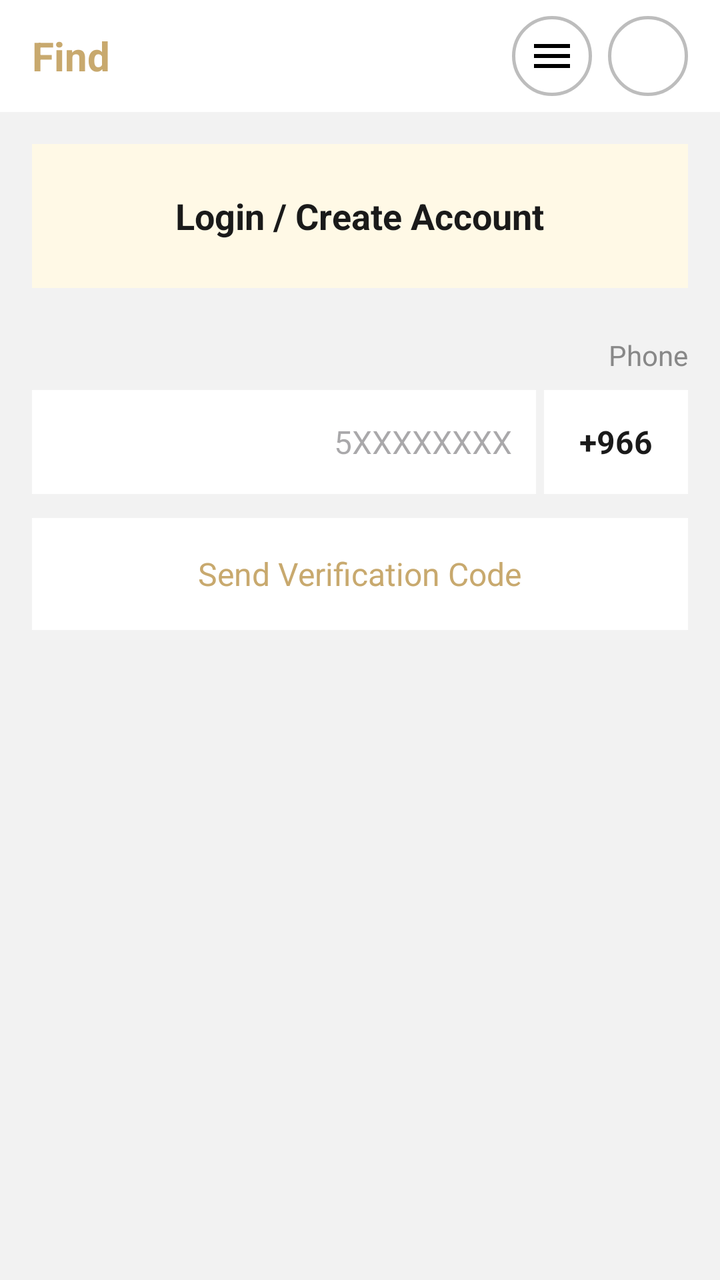
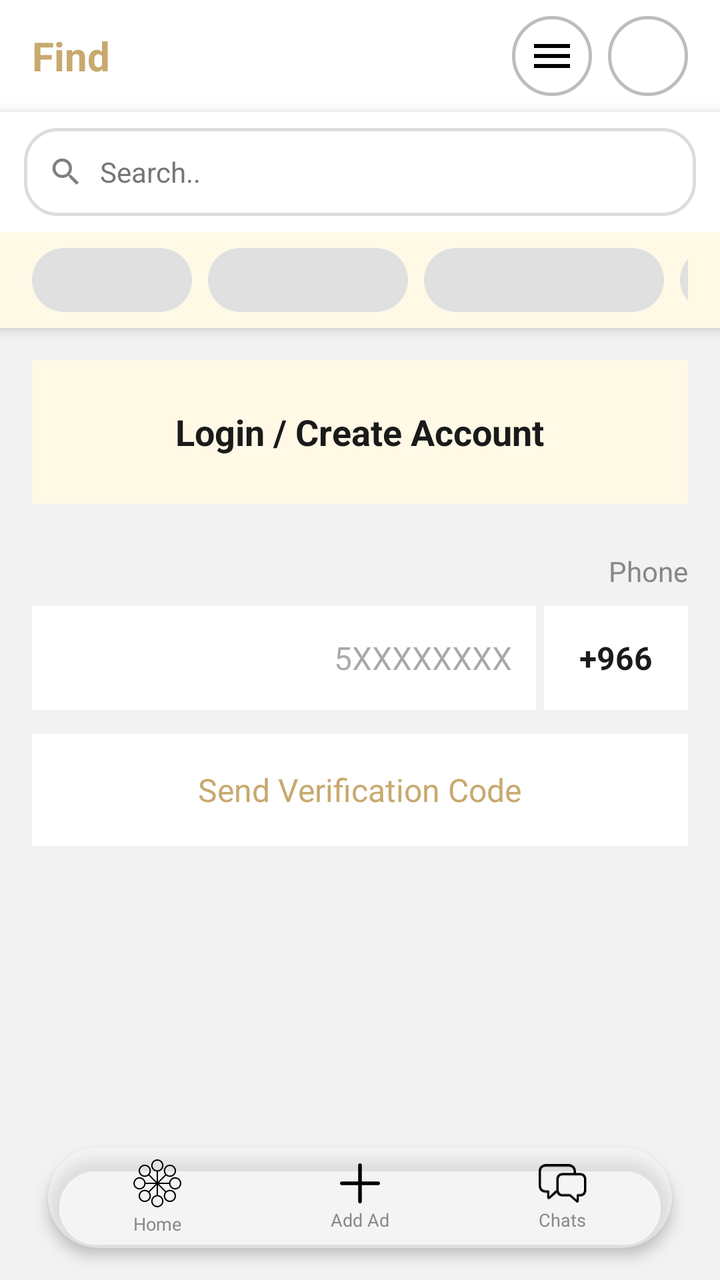

Two renders of the same Android screen: before a commit and after it. Below are the layout's source before the change and the commit's diff.
<!-- AndroidManifest.xml: application theme Theme.MyApplication -->
<!-- res/layout/activity_phone_auth.xml -->
<?xml version="1.0" encoding="utf-8"?>
<LinearLayout xmlns:android="http://schemas.android.com/apk/res/android"
    android:layout_width="match_parent"
    android:layout_height="match_parent"
    android:orientation="vertical"
    android:background="@color/bg_screen"
    android:layoutDirection="locale">

    
    <LinearLayout
        android:layout_width="match_parent"
        android:layout_height="56dp"
        android:background="@color/surface_primary"
        android:gravity="center_vertical"
        android:paddingHorizontal="16dp"
        android:orientation="horizontal">

        <TextView
            android:layout_width="0dp"
            android:layout_height="wrap_content"
            android:layout_weight="1"
            android:text="@string/app_name_ar"
            android:textSize="20sp"
            android:textStyle="bold"
            android:textColor="@color/find_primary" />

        <ImageButton
            android:layout_width="40dp"
            android:layout_height="40dp"
            android:src="@drawable/ic_menu_black"
            android:background="@drawable/bg_menu_circle"
            android:layout_marginEnd="8dp"
            android:contentDescription="menu" />

        <ImageButton
            android:layout_width="40dp"
            android:layout_height="40dp"
            android:src="@drawable/ic_chevron_left"
            android:background="@drawable/bg_menu_circle"
            android:contentDescription="back"
            android:onClick="finish" />
    </LinearLayout>

    
    <LinearLayout
        android:layout_width="match_parent"
        android:layout_height="72dp"
        android:background="@color/surface_tabs"
        android:gravity="center"
        android:layout_marginTop="16dp"
        android:layout_marginHorizontal="16dp">

        <TextView
            android:layout_width="wrap_content"
            android:layout_height="wrap_content"
            android:text="@string/login_create_account"
            android:textSize="18sp"
            android:textStyle="bold"
            android:textColor="@color/text_primary" />
    </LinearLayout>

    
    <LinearLayout
        android:id="@+id/layoutPhone"
        android:layout_width="match_parent"
        android:layout_height="wrap_content"
        android:orientation="vertical"
        android:layout_marginTop="24dp"
        android:layout_marginHorizontal="16dp">

        <TextView
            android:layout_width="wrap_content"
            android:layout_height="wrap_content"
            android:text="@string/profile_phone"
            android:textSize="14sp"
            android:textColor="@color/text_secondary"
            android:layout_gravity="end"
            android:layout_marginBottom="8dp" />

        
        <LinearLayout
            android:layout_width="match_parent"
            android:layout_height="52dp"
            android:orientation="horizontal">

            
            <EditText
                android:id="@+id/etPhone"
                android:layout_width="0dp"
                android:layout_height="match_parent"
                android:layout_weight="1"
                android:background="@color/surface_primary"
                android:gravity="end|center_vertical"
                android:hint="@string/str_5xxxxxxxx"
                android:textSize="16sp"
                android:paddingHorizontal="12dp"
                android:inputType="phone" />

            
            <EditText
                android:id="@+id/etCountryCode"
                android:layout_width="72dp"
                android:layout_height="match_parent"
                android:text="@string/str_966"
                android:textSize="16sp"
                android:textStyle="bold"
                android:gravity="center"
                android:background="@color/surface_primary"
                android:inputType="phone"
                android:maxLength="5"
                android:layout_marginStart="4dp" />
        </LinearLayout>

        
        <LinearLayout
            android:layout_width="match_parent"
            android:layout_height="56dp"
            android:background="@color/surface_primary"
            android:gravity="center"
            android:layout_marginTop="12dp">

            <ProgressBar
                android:id="@+id/progressPhone"
                android:layout_width="24dp"
                android:layout_height="24dp"
                android:layout_marginEnd="8dp"
                android:visibility="gone" />

            <TextView
                android:id="@+id/btnSendOtp"
                android:layout_width="wrap_content"
                android:layout_height="wrap_content"
                android:text="@string/send_otp"
                android:textSize="16sp"
                android:textColor="@color/find_primary"
                android:padding="8dp" />
        </LinearLayout>
    </LinearLayout>

    
    <LinearLayout
        android:id="@+id/layoutOtp"
        android:layout_width="match_parent"
        android:layout_height="wrap_content"
        android:orientation="vertical"
        android:layout_marginTop="24dp"
        android:layout_marginHorizontal="16dp"
        android:visibility="gone">

        <TextView
            android:id="@+id/tvOtpHint"
            android:layout_width="wrap_content"
            android:layout_height="wrap_content"
            android:text="@string/send_otp_to"
            android:textSize="14sp"
            android:textColor="@color/text_secondary"
            android:layout_gravity="center_horizontal"
            android:layout_marginBottom="12dp" />

        
        <EditText
            android:id="@+id/etOtp"
            android:layout_width="match_parent"
            android:layout_height="60dp"
            android:background="@color/surface_primary"
            android:gravity="center"
            android:hint="• • • • • •"
            android:textSize="22sp"
            android:inputType="numberPassword"
            android:maxLength="6"
            android:letterSpacing="0.5" />

        
        <TextView
            android:id="@+id/tvResend"
            android:layout_width="wrap_content"
            android:layout_height="wrap_content"
            android:text="@string/resend_after_60s"
            android:textSize="13sp"
            android:textColor="@color/find_primary"
            android:layout_gravity="center_horizontal"
            android:padding="8dp"
            android:layout_marginTop="8dp" />

        
        <LinearLayout
            android:layout_width="match_parent"
            android:layout_height="56dp"
            android:background="@color/surface_primary"
            android:gravity="center"
            android:layout_marginTop="12dp">

            <ProgressBar
                android:id="@+id/progressOtp"
                android:layout_width="24dp"
                android:layout_height="24dp"
                android:layout_marginEnd="8dp"
                android:visibility="gone" />

            <TextView
                android:id="@+id/btnVerifyOtp"
                android:layout_width="wrap_content"
                android:layout_height="wrap_content"
                android:text="@string/verify"
                android:textSize="16sp"
                android:textColor="@color/text_primary"
                android:padding="8dp" />
        </LinearLayout>

        
        <LinearLayout
            android:layout_width="match_parent"
            android:layout_height="56dp"
            android:background="@color/surface_primary"
            android:gravity="center"
            android:layout_marginTop="8dp">

            <TextView
                android:id="@+id/btnChangePhone"
                android:layout_width="wrap_content"
                android:layout_height="wrap_content"
                android:text="@string/change_number"
                android:textSize="15sp"
                android:textColor="@color/text_primary"
                android:padding="8dp" />
        </LinearLayout>
    </LinearLayout>

</LinearLayout>
<!-- resources referenced by this layout -->
<resources>
  <!-- unchanged entries left out for length: 22 -->
</resources>

<!-- the commit's change to res/layout/activity_phone_auth.xml (unified diff, before → after) -->
@@ -42,188 +42,400 @@
     </LinearLayout>
 
     
+    <include layout="@layout/layout_home_header" />
+
+    
+    <ScrollView
+        android:layout_width="match_parent"
+        android:layout_height="0dp"
+        android:layout_weight="1"
+        android:fillViewport="true">
+
+        <LinearLayout
+            android:layout_width="match_parent"
+            android:layout_height="wrap_content"
+            android:orientation="vertical">
+
+            
+            <LinearLayout
+                android:layout_width="match_parent"
+                android:layout_height="72dp"
+                android:background="@color/surface_tabs"
+                android:gravity="center"
+                android:layout_marginTop="16dp"
+                android:layout_marginHorizontal="16dp">
+
+                <TextView
+                    android:layout_width="wrap_content"
+                    android:layout_height="wrap_content"
+                    android:text="@string/login_create_account"
+                    android:textSize="18sp"
+                    android:textStyle="bold"
+                    android:textColor="@color/text_primary" />
+            </LinearLayout>
+
+            
+            <LinearLayout
+                android:id="@+id/layoutPhone"
+                android:layout_width="match_parent"
+                android:layout_height="wrap_content"
+                android:orientation="vertical"
+                android:layout_marginTop="24dp"
+                android:layout_marginHorizontal="16dp">
+
+                <TextView
+                    android:layout_width="wrap_content"
+                    android:layout_height="wrap_content"
+                    android:text="@string/profile_phone"
+                    android:textSize="14sp"
+                    android:textColor="@color/text_secondary"
+                    android:layout_gravity="end"
+                    android:layout_marginBottom="8dp" />
+
+                
+                <LinearLayout
+                    android:layout_width="match_parent"
+                    android:layout_height="52dp"
+                    android:orientation="horizontal">
+
+                    
+                    <EditText
+                        android:id="@+id/etPhone"
+                        android:layout_width="0dp"
+                        android:layout_height="match_parent"
+                        android:layout_weight="1"
+                        android:background="@color/surface_primary"
+                        android:gravity="end|center_vertical"
+                        android:hint="@string/str_5xxxxxxxx"
+                        android:textSize="16sp"
+                        android:paddingHorizontal="12dp"
+                        android:inputType="phone" />
+
+                    
+                    <EditText
+                        android:id="@+id/etCountryCode"
+                        android:layout_width="72dp"
+                        android:layout_height="match_parent"
+                        android:text="@string/str_966"
+                        android:textSize="16sp"
+                        android:textStyle="bold"
+                        android:gravity="center"
+                        android:background="@color/surface_primary"
+                        android:inputType="phone"
+                        android:maxLength="5"
+                        android:layout_marginStart="4dp" />
+                </LinearLayout>
+
+                
+                <LinearLayout
+                    android:layout_width="match_parent"
+                    android:layout_height="56dp"
+                    android:background="@color/surface_primary"
+                    android:gravity="center"
+                    android:layout_marginTop="12dp">
+
+                    <ProgressBar
+                        android:id="@+id/progressPhone"
+                        android:layout_width="24dp"
+                        android:layout_height="24dp"
+                        android:layout_marginEnd="8dp"
+                        android:visibility="gone" />
+
+                    <TextView
+                        android:id="@+id/btnSendOtp"
+                        android:layout_width="wrap_content"
+                        android:layout_height="wrap_content"
+                        android:text="@string/send_otp"
+                        android:textSize="16sp"
+                        android:textColor="@color/find_primary"
+                        android:padding="8dp" />
+                </LinearLayout>
+            </LinearLayout>
+
+            
+            <LinearLayout
+                android:id="@+id/layoutOtp"
+                android:layout_width="match_parent"
+                android:layout_height="wrap_content"
+                android:orientation="vertical"
+                android:layout_marginTop="24dp"
+                android:layout_marginHorizontal="16dp"
+                android:visibility="gone">
+
+                <TextView
+                    android:id="@+id/tvOtpHint"
+                    android:layout_width="wrap_content"
+                    android:layout_height="wrap_content"
+                    android:text="@string/send_otp_to"
+                    android:textSize="14sp"
+                    android:textColor="@color/text_secondary"
+                    android:layout_gravity="center_horizontal"
+                    android:layout_marginBottom="12dp" />
+
+                
+                <EditText
+                    android:id="@+id/etOtp"
+                    android:layout_width="match_parent"
+                    android:layout_height="60dp"
+                    android:background="@color/surface_primary"
+                    android:gravity="center"
+                    android:hint="• • • • • •"
+                    android:textSize="22sp"
+                    android:inputType="numberPassword"
+                    android:maxLength="6"
+                    android:letterSpacing="0.5" />
+
+                
+                <TextView
+                    android:id="@+id/tvResend"
+                    android:layout_width="wrap_content"
+                    android:layout_height="wrap_content"
+                    android:text="@string/resend_after_60s"
+                    android:textSize="13sp"
+                    android:textColor="@color/find_primary"
+                    android:layout_gravity="center_horizontal"
+                    android:padding="8dp"
+                    android:layout_marginTop="8dp" />
+
+                
+                <LinearLayout
+                    android:layout_width="match_parent"
+                    android:layout_height="56dp"
+                    android:background="@color/surface_primary"
+                    android:gravity="center"
+                    android:layout_marginTop="12dp">
+
+                    <ProgressBar
+                        android:id="@+id/progressOtp"
+                        android:layout_width="24dp"
+                        android:layout_height="24dp"
+                        android:layout_marginEnd="8dp"
+                        android:visibility="gone" />
+
+                    <TextView
+                        android:id="@+id/btnVerifyOtp"
+                        android:layout_width="wrap_content"
+                        android:layout_height="wrap_content"
+                        android:text="@string/verify"
+                        android:textSize="16sp"
+                        android:textColor="@color/text_primary"
+                        android:padding="8dp" />
+                </LinearLayout>
+
+                
+                <LinearLayout
+                    android:layout_width="match_parent"
+                    android:layout_height="56dp"
+                    android:background="@color/surface_primary"
+                    android:gravity="center"
+                    android:layout_marginTop="8dp">
+
+                    <TextView
+                        android:id="@+id/btnChangePhone"
+                        android:layout_width="wrap_content"
+                        android:layout_height="wrap_content"
+                        android:text="@string/change_number"
+                        android:textSize="15sp"
+                        android:textColor="@color/text_primary"
+                        android:padding="8dp" />
+                </LinearLayout>
+            </LinearLayout>
+
+        </LinearLayout>
+    </ScrollView>
+
+    
+    <include
+        android:id="@+id/cvBottomNav"
+        layout="@layout/layout_bottom_nav"
+        android:layout_width="match_parent"
+        android:layout_height="wrap_content"
+        android:layout_marginHorizontal="24dp"
+        android:layout_marginBottom="16dp" />
+
+</LinearLayout>
+<!-- res/layout/layout_home_header.xml (included above) -->
+<?xml version="1.0" encoding="utf-8"?>
+<LinearLayout
+    xmlns:android="http://schemas.android.com/apk/res/android"
+    android:id="@+id/llHomeHeader"
+    android:layout_width="match_parent"
+    android:layout_height="wrap_content"
+    android:orientation="vertical"
+    android:background="@color/surface_primary"
+    android:elevation="4dp">
+
+    
     <LinearLayout
-        android:layout_width="match_parent"
-        android:layout_height="72dp"
+        android:id="@+id/llHomeSearchContainer"
+        android:layout_width="match_parent"
+        android:layout_height="44dp"
+        android:layout_marginHorizontal="12dp"
+        android:layout_marginTop="8dp"
+        android:layout_marginBottom="8dp"
+        android:background="@drawable/bg_search_bar"
+        android:gravity="center_vertical"
+        android:orientation="horizontal"
+        android:layoutDirection="locale"
+        android:paddingHorizontal="12dp"
+        android:clickable="true"
+        android:focusable="true">
+
+        
+        <ImageView
+            android:layout_width="18dp"
+            android:layout_height="18dp"
+            android:src="@drawable/ic_search"
+            android:alpha="0.5"
+            android:importantForAccessibility="no" />
+
+        <TextView
+            android:id="@+id/tvHomeSearchHint"
+            android:layout_width="0dp"
+            android:layout_weight="1"
+            android:layout_height="match_parent"
+            android:gravity="start|center_vertical"
+            android:paddingHorizontal="8dp"
+            android:textSize="14sp"
+            android:text="@string/search_hint"
+            android:textColor="@color/find_gray_text" />
+    </LinearLayout>
+
+    
+    <androidx.recyclerview.widget.RecyclerView
+        android:id="@+id/rvHomeTopTabs"
+        android:layout_width="match_parent"
+        android:layout_height="48dp"
         android:background="@color/surface_tabs"
-        android:gravity="center"
-        android:layout_marginTop="16dp"
-        android:layout_marginHorizontal="16dp">
-
-        <TextView
-            android:layout_width="wrap_content"
-            android:layout_height="wrap_content"
-            android:text="@string/login_create_account"
-            android:textSize="18sp"
-            android:textStyle="bold"
-            android:textColor="@color/text_primary" />
+        android:orientation="horizontal"
+        android:visibility="gone"
+        app:layoutManager="androidx.recyclerview.widget.LinearLayoutManager"
+        xmlns:app="http://schemas.android.com/apk/res-auto" />
+
+    
+    <LinearLayout
+        android:id="@+id/llHomeTabShimmer"
+        android:layout_width="match_parent"
+        android:layout_height="48dp"
+        android:orientation="horizontal"
+        android:gravity="center_vertical"
+        android:paddingHorizontal="16dp"
+        android:background="@color/surface_tabs">
+
+        <View android:layout_width="80dp" android:layout_height="32dp"
+            android:layout_marginEnd="8dp" android:background="@drawable/bg_category_shimmer" />
+        <View android:layout_width="100dp" android:layout_height="32dp"
+            android:layout_marginEnd="8dp" android:background="@drawable/bg_category_shimmer" />
+        <View android:layout_width="120dp" android:layout_height="32dp"
+            android:layout_marginEnd="8dp" android:background="@drawable/bg_category_shimmer" />
+        <View android:layout_width="70dp" android:layout_height="32dp"
+            android:background="@drawable/bg_category_shimmer" />
     </LinearLayout>
 
-    
+</LinearLayout>
+<!-- res/layout/layout_bottom_nav.xml (included above) -->
+<?xml version="1.0" encoding="utf-8"?>
+<androidx.cardview.widget.CardView
+    xmlns:android="http://schemas.android.com/apk/res/android"
+    xmlns:app="http://schemas.android.com/apk/res-auto"
+    android:id="@+id/cvBottomNav"
+    android:layout_width="match_parent"
+    android:layout_height="60dp"
+    app:cardCornerRadius="30dp"
+    app:cardElevation="4dp"
+    app:cardBackgroundColor="@color/bottom_nav_bg">
+
     <LinearLayout
-        android:id="@+id/layoutPhone"
-        android:layout_width="match_parent"
-        android:layout_height="wrap_content"
-        android:orientation="vertical"
-        android:layout_marginTop="24dp"
-        android:layout_marginHorizontal="16dp">
-
-        <TextView
-            android:layout_width="wrap_content"
-            android:layout_height="wrap_content"
-            android:text="@string/profile_phone"
-            android:textSize="14sp"
-            android:textColor="@color/text_secondary"
-            android:layout_gravity="end"
-            android:layout_marginBottom="8dp" />
+        android:layout_width="match_parent"
+        android:layout_height="match_parent"
+        android:orientation="horizontal"
+        android:layoutDirection="locale"
+        android:gravity="center_vertical"
+        android:paddingHorizontal="4dp">
 
         
         <LinearLayout
-            android:layout_width="match_parent"
-            android:layout_height="52dp"
-            android:orientation="horizontal">
-
-            
-            <EditText
-                android:id="@+id/etPhone"
-                android:layout_width="0dp"
-                android:layout_height="match_parent"
-                android:layout_weight="1"
-                android:background="@color/surface_primary"
-                android:gravity="end|center_vertical"
-                android:hint="@string/str_5xxxxxxxx"
-                android:textSize="16sp"
-                android:paddingHorizontal="12dp"
-                android:inputType="phone" />
-
-            
-            <EditText
-                android:id="@+id/etCountryCode"
-                android:layout_width="72dp"
-                android:layout_height="match_parent"
-                android:text="@string/str_966"
-                android:textSize="16sp"
-                android:textStyle="bold"
-                android:gravity="center"
-                android:background="@color/surface_primary"
-                android:inputType="phone"
-                android:maxLength="5"
-                android:layout_marginStart="4dp" />
+            android:id="@+id/navHome"
+            android:layout_width="0dp"
+            android:layout_weight="1"
+            android:layout_height="match_parent"
+            android:orientation="vertical"
+            android:gravity="center"
+            android:paddingVertical="6dp">
+
+            <ImageView
+                android:id="@+id/ivNavHome"
+                android:layout_width="24dp"
+                android:layout_height="24dp"
+                android:src="@drawable/ic_nav_home"
+                android:scaleType="fitCenter"
+                android:contentDescription="الرئيسية" />
+
+            <TextView
+                android:id="@+id/tvNavHome"
+                android:layout_width="wrap_content"
+                android:layout_height="wrap_content"
+                android:layout_marginTop="2dp"
+                android:text="@string/nav_home"
+                android:textSize="9sp"
+                android:textColor="@color/text_secondary" />
         </LinearLayout>
 
         
         <LinearLayout
-            android:layout_width="match_parent"
-            android:layout_height="56dp"
-            android:background="@color/surface_primary"
+            android:id="@+id/navAdd"
+            android:layout_width="0dp"
+            android:layout_weight="1"
+            android:layout_height="match_parent"
+            android:orientation="vertical"
             android:gravity="center"
-            android:layout_marginTop="12dp">
-
-            <ProgressBar
-                android:id="@+id/progressPhone"
-                android:layout_width="24dp"
-                android:layout_height="24dp"
-                android:layout_marginEnd="8dp"
-                android:visibility="gone" />
+            android:paddingVertical="6dp">
+
+            <ImageView
+                android:id="@+id/ivNavAdd"
+                android:layout_width="20dp"
+                android:layout_height="20dp"
+                android:src="@drawable/ic_nav_add"
+                android:scaleType="fitCenter"
+                android:contentDescription="أضف إعلان" />
 
             <TextView
-                android:id="@+id/btnSendOtp"
+                android:id="@+id/tvNavAdd"
                 android:layout_width="wrap_content"
                 android:layout_height="wrap_content"
-                android:text="@string/send_otp"
-                android:textSize="16sp"
-                android:textColor="@color/find_primary"
-                android:padding="8dp" />
+                android:layout_marginTop="2dp"
+                android:text="@string/nav_add_ad"
+                android:textSize="9sp"
+                android:textColor="@color/text_secondary" />
         </LinearLayout>
-    </LinearLayout>
-
-    
-    <LinearLayout
-        android:id="@+id/layoutOtp"
-        android:layout_width="match_parent"
-        android:layout_height="wrap_content"
-        android:orientation="vertical"
-        android:layout_marginTop="24dp"
-        android:layout_marginHorizontal="16dp"
-        android:visibility="gone">
-
-        <TextView
-            android:id="@+id/tvOtpHint"
-            android:layout_width="wrap_content"
-            android:layout_height="wrap_content"
-            android:text="@string/send_otp_to"
-            android:textSize="14sp"
-            android:textColor="@color/text_secondary"
-            android:layout_gravity="center_horizontal"
-            android:layout_marginBottom="12dp" />
-
-        
-        <EditText
-            android:id="@+id/etOtp"
-            android:layout_width="match_parent"
-            android:layout_height="60dp"
-            android:background="@color/surface_primary"
-            android:gravity="center"
-            android:hint="• • • • • •"
-            android:textSize="22sp"
-            android:inputType="numberPassword"
-            android:maxLength="6"
-            android:letterSpacing="0.5" />
-
-        
-        <TextView
-            android:id="@+id/tvResend"
-            android:layout_width="wrap_content"
-            android:layout_height="wrap_content"
-            android:text="@string/resend_after_60s"
-            android:textSize="13sp"
-            android:textColor="@color/find_primary"
-            android:layout_gravity="center_horizontal"
-            android:padding="8dp"
-            android:layout_marginTop="8dp" />
 
         
         <LinearLayout
-            android:layout_width="match_parent"
-            android:layout_height="56dp"
-            android:background="@color/surface_primary"
+            android:id="@+id/navChat"
+            android:layout_width="0dp"
+            android:layout_weight="1"
+            android:layout_height="match_parent"
+            android:orientation="vertical"
             android:gravity="center"
-            android:layout_marginTop="12dp">
-
-            <ProgressBar
-                android:id="@+id/progressOtp"
+            android:paddingVertical="6dp">
+
+            <ImageView
+                android:id="@+id/ivNavChat"
                 android:layout_width="24dp"
-                android:layout_height="24dp"
-                android:layout_marginEnd="8dp"
-                android:visibility="gone" />
+                android:layout_height="20dp"
+                android:src="@drawable/ic_nav_chat"
+                android:scaleType="fitCenter"
+                android:contentDescription="المحادثات" />
 
             <TextView
-                android:id="@+id/btnVerifyOtp"
+                android:id="@+id/tvNavChat"
                 android:layout_width="wrap_content"
                 android:layout_height="wrap_content"
-                android:text="@string/verify"
-                android:textSize="16sp"
-                android:textColor="@color/text_primary"
-                android:padding="8dp" />
+                android:layout_marginTop="2dp"
+                android:text="@string/nav_chats"
+                android:textSize="9sp"
+                android:textColor="@color/text_secondary" />
         </LinearLayout>
 
-        
-        <LinearLayout
-            android:layout_width="match_parent"
-            android:layout_height="56dp"
-            android:background="@color/surface_primary"
-            android:gravity="center"
-            android:layout_marginTop="8dp">
-
-            <TextView
-                android:id="@+id/btnChangePhone"
-                android:layout_width="wrap_content"
-                android:layout_height="wrap_content"
-                android:text="@string/change_number"
-                android:textSize="15sp"
-                android:textColor="@color/text_primary"
-                android:padding="8dp" />
-        </LinearLayout>
     </LinearLayout>
-
-</LinearLayout>
+</androidx.cardview.widget.CardView>
<!-- resource entries referenced after the edit -->
@@ -1,5 +1,61 @@
 <!-- resources referenced by this layout -->
 <resources>
+  <color name="bottom_nav_bg">#80FFFFFF</color>
+  <color name="find_gray_text">#757575</color>
+  <!-- drawable bg_category_shimmer (drawable) -->
+  <?xml version="1.0" encoding="utf-8"?>
+  <shape xmlns:android="http://schemas.android.com/apk/res/android">
+      <solid android:color="#E0E0E0" />
+      <corners android:radius="16dp" />
+  </shape>
+  <!-- drawable bg_search_bar (drawable) -->
+  <?xml version="1.0" encoding="utf-8"?>
+  <shape xmlns:android="http://schemas.android.com/apk/res/android">
+      <solid android:color="@android:color/transparent" />
+      <stroke android:width="1.5dp" android:color="@color/stroke_field" />
+      <corners android:radius="16dp" />
+  </shape>
+  <!-- drawable ic_nav_add (drawable) -->
+  <?xml version="1.0" encoding="utf-8"?>
+  <vector xmlns:android="http://schemas.android.com/apk/res/android"
+      android:width="31dp"
+      android:height="31dp"
+      android:viewportWidth="31"
+      android:viewportHeight="31">
+      <path
+          android:fillColor="#000000"
+          android:pathData="M16.9359 29.5568V1.44323C16.9359 0.66271 16.2879 0 15.4927 0C14.7121 0 14.0642 0.66271 14.0642 1.44323V29.5568C14.0642 30.3374 14.7121 31 15.4927 31C16.2879 31 16.9359 30.3374 16.9359 29.5568ZM1.44323 16.9359H29.5568C30.3374 16.9359 31 16.2879 31 15.5074C31 14.7121 30.3374 14.0642 29.5568 14.0642H1.44323C0.66271 14.0642 0 14.7121 0 15.5074C0 16.2879 0.66271 16.9359 1.44323 16.9359Z" />
+  </vector>
+  <!-- drawable ic_nav_chat (drawable) -->
+  <?xml version="1.0" encoding="utf-8"?>
+  <vector xmlns:android="http://schemas.android.com/apk/res/android"
+      android:width="39dp"
+      android:height="31dp"
+      android:viewportWidth="39"
+      android:viewportHeight="31">
+      <path
+          android:fillColor="#000000"
+          android:pathData="M30.3118 6.06336V7.06319H28.4071V6.07412C28.4071 3.39721 26.9761 1.91362 24.2322 1.91362H6.07957C3.3034 1.91362 1.90457 3.39721 1.90457 6.07412V17.0183C1.90457 19.6952 3.3034 21.1788 6.07957 21.1788H7.75818C8.4038 21.1788 8.65128 21.426 8.65128 22.0817V26.1241L13.1814 21.7808C13.5701 21.3748 13.8791 21.2296 14.3528 21.1909C14.3946 21.8954 14.5199 22.5278 14.7279 23.0842L9.87795 27.3604C9.17854 27.9731 8.76964 28.2849 8.17783 28.2849C7.34928 28.2849 6.87584 27.7045 6.87584 26.7798V23.0815H6.06882C2.16282 23.0815 0 20.8778 0 17.029V6.06336C0 2.21464 2.16282 0 6.06882 0H24.243C28.1383 0 30.3118 2.22538 30.3118 6.06336Z" />
+      <path
+          android:fillColor="#000000"
+          android:pathData="M19.9281 26.1667H25.2222L29.7523 30.0477C30.4518 30.6497 30.8498 30.9614 31.4201 30.9614C32.2271 30.9614 32.7007 30.381 32.7007 29.4887V26.1667H33.174C36.8326 26.1667 38.7695 24.1995 38.7695 20.5871V12.6532C38.7695 9.04094 36.8326 7.06284 33.174 7.06284H19.9281C16.2696 7.06284 14.3328 9.04094 14.3328 12.6532V20.6086C14.3328 24.21 16.2696 26.1667 19.9281 26.1667ZM19.9819 24.264C17.3887 24.264 16.2481 23.0491 16.2481 20.5441V12.7069C16.2481 10.2128 17.3887 8.96568 19.9819 8.96568H33.1202C35.7136 8.96568 36.854 10.2128 36.854 12.7069V20.5334C36.854 23.0275 35.7028 24.264 33.1202 24.264H31.8291C31.3125 24.264 30.9035 24.5649 30.9035 25.2314V28.7899L26.4166 24.7798C25.9862 24.393 25.6525 24.264 25.136 24.264H19.9819Z" />
+  </vector>
+  <!-- drawable ic_nav_home: vector/xml drawable (drawable, 2075 chars, omitted) -->
+  <!-- drawable ic_search (drawable) -->
+  <vector xmlns:android="http://schemas.android.com/apk/res/android"
+      android:width="24dp"
+      android:height="24dp"
+      android:viewportWidth="24"
+      android:viewportHeight="24">
+    <path
+        android:fillColor="#000000"
+        android:pathData="M15.5,14h-0.79l-0.28,-0.27C15.41,12.59 16,11.11 16,9.5 16,5.91 13.09,3 9.5,3S3,5.91 3,9.5 5.91,16 9.5,16c1.61,0 3.09,-0.59 4.23,-1.57l0.27,0.28v0.79l5,4.99L20.49,19l-4.99,-5zM9.5,14C7.01,14 5,11.99 5,9.5S7.01,5 9.5,5 14,7.01 14,9.5 11.99,14 9.5,14z"/>
+  </vector>
+  <string name="nav_add_ad">Add Ad</string>
+  <string name="nav_chats">Chats</string>
+  <string name="nav_home">Home</string>
+  <string name="search_hint">Search..</string>
+  <color name="stroke_field">#FFDCDCDC</color>
   <!-- unchanged entries left out for length: 22 -->
 </resources>
 
